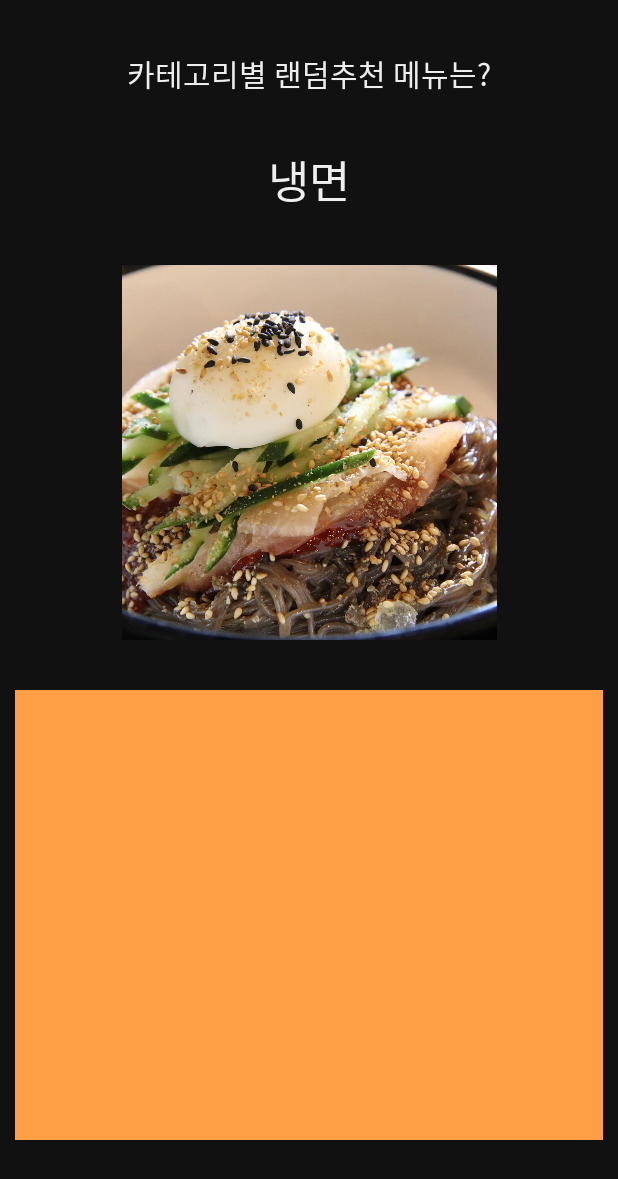
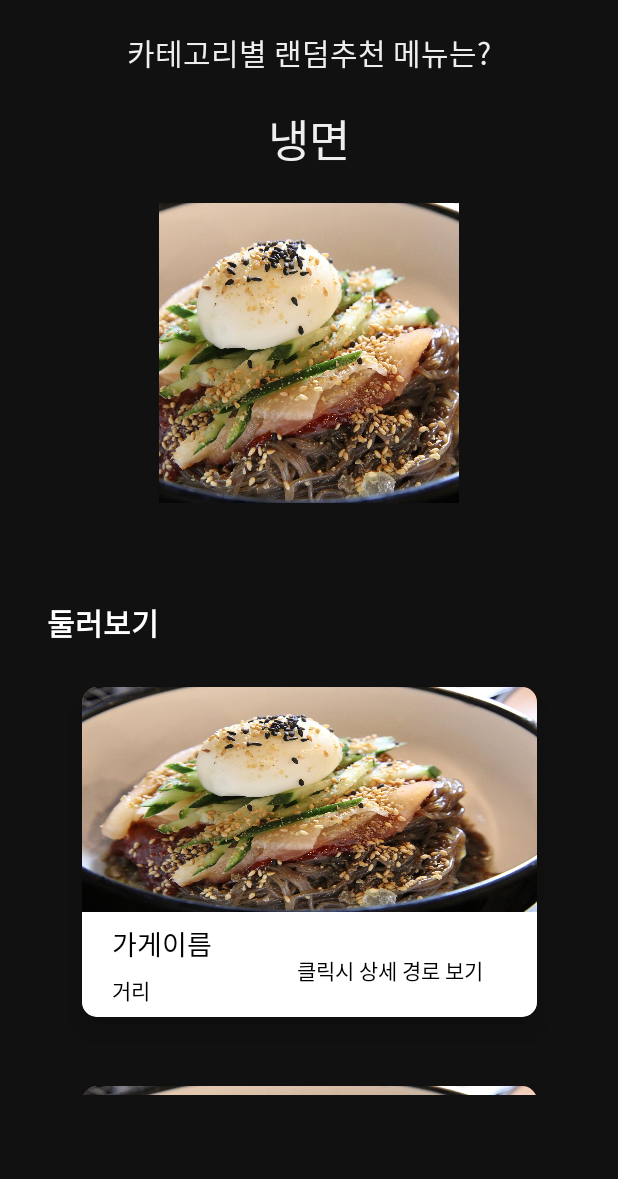
Before and after one commit to sodamkimkim/SpringAndroid_TodaysLunch, an Android app: the layout activity_category_detail.xml on its own in the app's theme, with its tools: preview values and no code run, on a phone screen of 412 x 824 dp. Shown: the top 1179 px of the screen. Run offline under Robolectric (Android 15) with nearby library versions, the phone set to English and light mode, and no system bars.

Commit message:
민수커밋

```diff
--- a/project/app/src/main/AndroidManifest.xml
+++ b/project/app/src/main/AndroidManifest.xml
@@ -37,7 +37,7 @@
             android:name=".MainActivity"
             android:exported="true"/>
 
-
+        <activity android:name=".CategoryDetailActivity"/>
 
     </application>
 
--- a/project/app/src/main/java/com/example/project/Fragment2.java
+++ b/project/app/src/main/java/com/example/project/Fragment2.java
@@ -1,6 +1,7 @@
 package com.example.project;
 
 import android.annotation.SuppressLint;
+import android.graphics.Color;
 import android.os.Bundle;
 import android.view.LayoutInflater;
 import android.view.View;
@@ -72,13 +73,12 @@ public class Fragment2 extends Fragment implements View.OnClickListener {
     }
 
 
-    @SuppressLint("ResourceAsColor")
     @Override
     public void onClick(View v) {
         Fragment childFragment;
         switch (v.getId()) {
             case R.id.btn1AllMenu:
-                v.setBackgroundColor(R.color.white);
+                v.setBackgroundColor(Color.WHITE);
                 childFragment = new ChildFragment1().newInstance();
                 setChildFragment(childFragment);
                 break;
--- a/project/app/src/main/java/com/example/project/Fragment3.java
+++ b/project/app/src/main/java/com/example/project/Fragment3.java
@@ -38,7 +38,7 @@ public class Fragment3 extends Fragment implements OnMapItemClickListener {
     private Service service;
     List<Store> stores;
 
-    private int limit = 100;
+    private int limit = 10;
     private OnMapItemClickListener onMapItemClickListener;
 
 
--- a/project/app/src/main/java/com/example/project/adapter/CategoryAdapter.java
+++ b/project/app/src/main/java/com/example/project/adapter/CategoryAdapter.java
@@ -59,6 +59,7 @@ public class CategoryAdapter extends RecyclerView.Adapter<CategoryAdapter.MyView
 
     @Override
     public int getItemCount() {
+
         return list.size();
     }
 
@@ -74,7 +75,7 @@ public class CategoryAdapter extends RecyclerView.Adapter<CategoryAdapter.MyView
             categoryTitle = itemView.findViewById(R.id.titleTextView);
             itemView.setOnClickListener(view->{
                 Toast.makeText(view.getContext(),"TEST"+getLayoutPosition(),Toast.LENGTH_SHORT).show();
-                onCategoryItemClickListener.onItemClicked(itemView, getLayoutPosition());
+//                onCategoryItemClickListener.onCategoryClicked(itemView, getLayoutPosition());
             });
         }
     }
--- a/project/app/src/main/java/com/example/project/adapter/StoreAdapter.java
+++ b/project/app/src/main/java/com/example/project/adapter/StoreAdapter.java
@@ -1,6 +1,7 @@
 package com.example.project.adapter;
 
 import android.content.Context;
+import android.util.Log;
 import android.view.LayoutInflater;
 import android.view.View;
 import android.view.ViewGroup;
@@ -32,7 +33,6 @@ public class StoreAdapter extends RecyclerView.Adapter<StoreAdapter.MyViewHolder
 
     public void addItem(List<Store> stores) {
         list = (ArrayList<Store>) stores;
-
         notifyDataSetChanged();
     }
 
@@ -83,7 +83,7 @@ public class StoreAdapter extends RecyclerView.Adapter<StoreAdapter.MyViewHolder
                     .transform(new CenterCrop())
                     .into(storeImage);
             storeName.setText(store.getStoreName());
-            distance.setText(String.valueOf(store.getDistance() + "m"));
+            distance.setText(store.getDistance() + "m");
             address.setText(store.getAddress());
         }
 
--- a/project/app/src/main/java/com/example/project/interfaces/OnCategoryItemClickListener.java
+++ b/project/app/src/main/java/com/example/project/interfaces/OnCategoryItemClickListener.java
@@ -3,5 +3,5 @@ package com.example.project.interfaces;
 import android.view.View;
 
 public interface OnCategoryItemClickListener {
-    void onItemClicked(View view, int position);
+    void onCategoryClicked(View view, int position);
 }
--- a/project/app/src/main/java/com/example/project/service/Service.java
+++ b/project/app/src/main/java/com/example/project/service/Service.java
@@ -1,5 +1,6 @@
 package com.example.project.service;
 
+import com.example.project.models.Category;
 import com.example.project.models.Food;
 import com.example.project.models.Store;
 
@@ -21,6 +22,8 @@ public interface Service {
             .addConverterFactory(GsonConverterFactory.create())
             .build();
 
+    @GET("todayfood")
+    Call<Food> getTodayFood();
 
     @GET("stores")
     Call<List<Store>> getStores(@Query("limit") int limit);
--- a/project/app/src/main/res/layout/activity_category_detail.xml
+++ b/project/app/src/main/res/layout/activity_category_detail.xml
@@ -15,6 +15,7 @@
         android:text="카테고리별 랜덤추천 메뉴는?"
         android:textColor="#eeeeee"
         android:textSize="20dp"
+        android:layout_marginTop="20dp"
         app:layout_constraintBottom_toTopOf="@id/foodNameTextView"
         app:layout_constraintEnd_toEndOf="parent"
         app:layout_constraintStart_toStartOf="parent"
@@ -23,6 +24,7 @@
         />
 
     <TextView
+        android:layout_marginTop="20dp"
         android:id="@+id/foodNameTextView"
         android:layout_width="wrap_content"
         android:layout_height="wrap_content"
@@ -33,37 +35,54 @@
         android:textColor="#eeeeee"
         android:textSize="30dp"
         app:layout_constraintBottom_toTopOf="@id/menuImageView"
-        app:layout_constraintEnd_toEndOf="parent"
-        app:layout_constraintStart_toStartOf="parent"
+        app:layout_constraintEnd_toEndOf="@+id/decorationTextView"
+        app:layout_constraintStart_toStartOf="@+id/decorationTextView"
         app:layout_constraintTop_toBottomOf="@id/decorationTextView"
 
         />
 
     <ImageView
+        android:layout_marginTop="20dp"
         android:id="@+id/menuImageView"
-        android:layout_width="250dp"
-        android:layout_height="250dp"
+        android:layout_width="200dp"
+        android:layout_height="200dp"
         android:layout_gravity="center_horizontal|center_vertical"
         android:background="#ff9f45"
         android:scaleType="centerCrop"
         android:src="@drawable/coldnoodle"
-        app:layout_constraintBottom_toTopOf="@id/storeListFragementContainer"
-        app:layout_constraintEnd_toEndOf="parent"
-        app:layout_constraintStart_toStartOf="parent"
+        app:layout_constraintEnd_toEndOf="@+id/foodNameTextView"
+        app:layout_constraintStart_toStartOf="@+id/foodNameTextView"
         app:layout_constraintTop_toBottomOf="@id/foodNameTextView" />
 
+
+    <TextView
+        android:layout_width="wrap_content"
+        android:layout_height="wrap_content"
+        android:fontFamily="@font/baemindohyun"
+        android:text="둘러보기"
+        android:textColor="@color/white"
+        android:textSize="20dp"
+        android:textStyle="bold"
+        app:layout_constraintBottom_toTopOf="@+id/linearLayout"
+        app:layout_constraintStart_toStartOf="@+id/linearLayout" />
+
     <LinearLayout
-        android:id="@+id/storeListFragementContainer"
-        android:layout_width="match_parent"
+        android:id="@+id/linearLayout"
+        android:layout_width="350dp"
         android:layout_height="300dp"
-        android:layout_marginStart="10dp"
-        android:layout_marginEnd="10dp"
-        android:layout_marginBottom="30dp"
-        android:background="#ff9f45"
-        android:orientation="vertical"
         app:layout_constraintBottom_toBottomOf="parent"
         app:layout_constraintEnd_toEndOf="parent"
         app:layout_constraintStart_toStartOf="parent"
-        app:layout_constraintTop_toBottomOf="@id/menuImageView" />
+        app:layout_constraintTop_toBottomOf="@+id/menuImageView">
+
+
+        <androidx.recyclerview.widget.RecyclerView
+            android:id="@+id/recyclerView4"
+            android:layout_width="wrap_content"
+            android:layout_height="match_parent"
+            tools:listitem="@layout/store" />
+
+
+    </LinearLayout>
 
 </androidx.constraintlayout.widget.ConstraintLayout>
--- a/project/app/src/main/res/layout/fragment_1.xml
+++ b/project/app/src/main/res/layout/fragment_1.xml
@@ -19,13 +19,13 @@
         app:layout_constraintTop_toTopOf="parent">
 
         <androidx.constraintlayout.widget.ConstraintLayout
-            android:id="@+id/randomLayout"
             android:layout_width="match_parent"
             android:layout_height="wrap_content"
             android:background="#ff9f45">
 
 
             <FrameLayout
+                android:id="@+id/randomLayout"
                 android:layout_margin="10dp"
                 android:background="@drawable/random"
                 android:layout_width="match_parent"
--- a/project/app/src/main/res/layout/fragment_3.xml
+++ b/project/app/src/main/res/layout/fragment_3.xml
@@ -6,10 +6,6 @@
     android:layout_height="match_parent"
     tools:context=".MainActivity">
 
-
-    <androidx.recyclerview.widget.RecyclerView
-        android:layout_width="match_parent"
-        android:layout_height="match_parent"/>
 
 
     <androidx.recyclerview.widget.RecyclerView
--- a/springboot/todaylunch/src/main/java/com/example/todaylunch/service/Service.java
+++ b/springboot/todaylunch/src/main/java/com/example/todaylunch/service/Service.java
@@ -405,6 +405,7 @@ public class Service {
 	 * @return
 	 */
 	public Food suffleFood() {
+		System.out.println("shuffleFood");
 		ArrayList<Food> tempList = new ArrayList<Food>();
 		tempList.addAll(foodList);
 		Collections.shuffle(tempList);
```
Also changed, not shown: project/app/src/main/java/com/example/project/CategoryDetailActivity.java (+92 -16 lines), project/app/src/main/java/com/example/project/Fragment1.java (+13 -9 lines), springboot/todaylunch/src/main/java/com/example/todaylunch/controller/foodController.java (+14 -13 lines).
